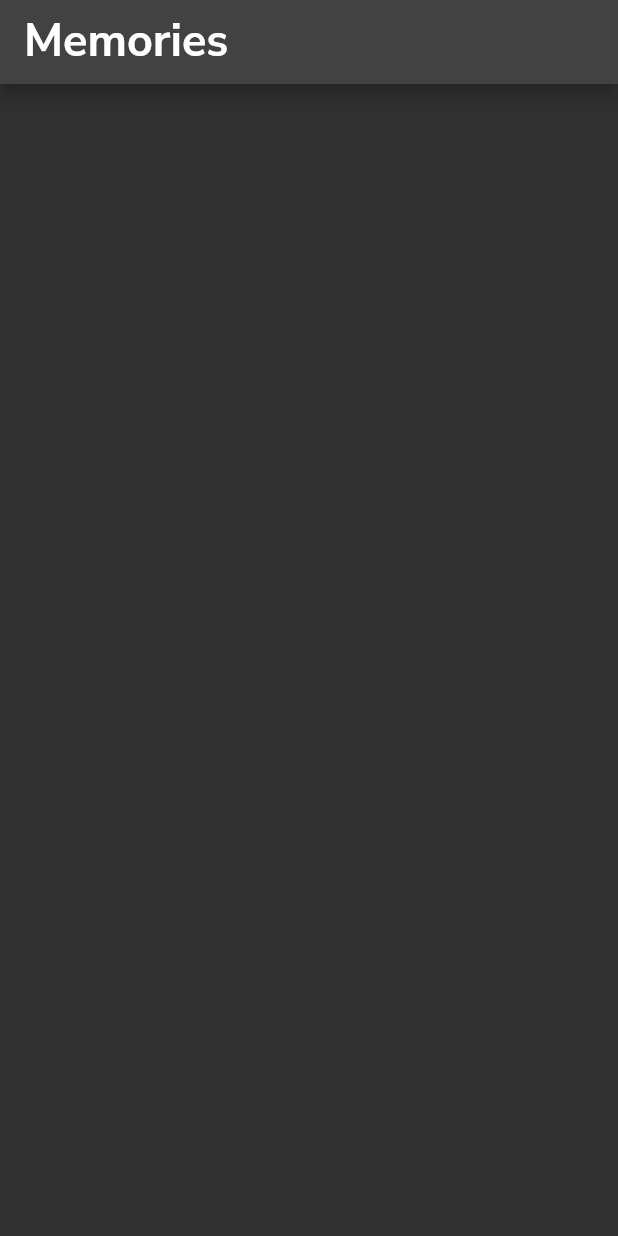
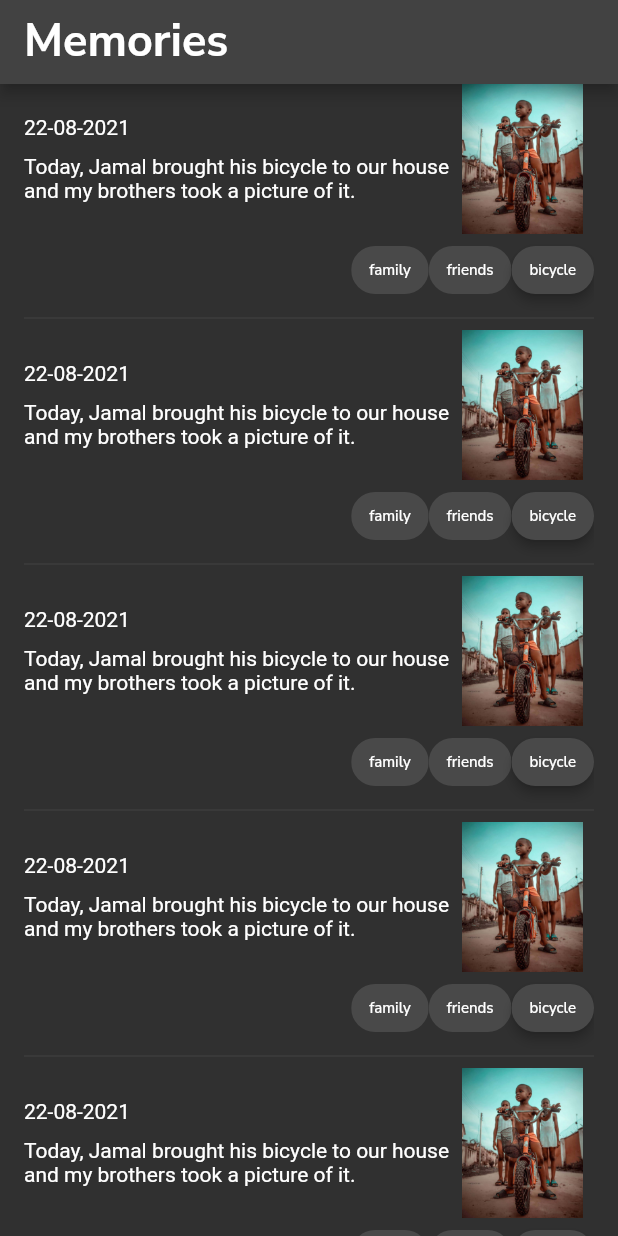
Before and after one commit to osobotu/memories, a Flutter app: the screen it shows after launch, on a phone screen of 412 x 824 dp. Run offline on Flutter 3.47's test engine with Material 2 defaults, Android fonts, the phone set to English and light mode, and no system bars; our stand-ins replace google_fonts.

Commit message:
decided to complete this project in the next two weeks - 1hr daily!

```diff
--- a/lib/main.dart
+++ b/lib/main.dart
@@ -17,7 +17,7 @@ class MemoriesApp extends StatelessWidget {
       debugShowCheckedModeBanner: false,
       title: 'Memories App',
       theme: theme,
-      home: Home(),
+      home: const Home(),
     );
   }
 }
--- a/lib/memories_theme.dart
+++ b/lib/memories_theme.dart
@@ -22,7 +22,7 @@ class MemoriesTheme {
       color: kLightThemeTextColor,
     ),
     headline3: GoogleFonts.nunitoSans(
-      fontSize: 8.0,
+      fontSize: 10.0,
       fontWeight: FontWeight.w500,
       color: kLightThemeTextColor,
     ),
@@ -45,7 +45,7 @@ class MemoriesTheme {
       color: kDarkThemeTextColor,
     ),
     headline3: GoogleFonts.nunitoSans(
-      fontSize: 8.0,
+      fontSize: 10.0,
       fontWeight: FontWeight.w500,
       color: kDarkThemeTextColor,
     ),
@@ -67,7 +67,7 @@ class MemoriesTheme {
     return ThemeData(
       brightness: Brightness.dark,
       primaryColor: Colors.blueGrey,
-      accentColor: Colors.pink[500],
+      accentColor: Colors.grey,
       textTheme: darkTextTheme,
     );
   }
--- a/lib/pages/home.dart
+++ b/lib/pages/home.dart
@@ -1,4 +1,5 @@
 import 'package:flutter/material.dart';
+import 'package:memories/widgets/memory_tile.dart';
 
 class Home extends StatefulWidget {
   const Home({Key? key}) : super(key: key);
@@ -17,10 +18,18 @@ class _HomeState extends State<Home> {
           style: Theme.of(context).textTheme.headline1,
         ),
       ),
+      body: Padding(
+        padding: const EdgeInsets.symmetric(horizontal: 16.0),
+        child: ListView(
+          children: [
+            MemoryTile(),
+            MemoryTile(),
+            MemoryTile(),
+            MemoryTile(),
+            MemoryTile(),
+          ],
+        ),
+      ),
     );
   }
 }
-
-screenWidth({required BuildContext context, double percent = 1.0}) {
-  return MediaQuery.of(context).size.width * percent;
-}
--- a/lib/widgets/memory_tile.dart
+++ b/lib/widgets/memory_tile.dart
@@ -1,7 +1,12 @@
 import 'package:flutter/material.dart';
 
+import 'package:memories/utlis/spacer.dart';
+
 class MemoryTile extends StatelessWidget {
-  const MemoryTile({Key? key}) : super(key: key);
+  const MemoryTile({
+    Key? key,
+  }) : super(key: key);
+  // final Memory memory;
 
   @override
   Widget build(BuildContext context) {
@@ -10,24 +15,34 @@ class MemoryTile extends StatelessWidget {
         children: [
           Container(
             child: Row(
+              mainAxisSize: MainAxisSize.max,
               children: [
                 Expanded(
+                  flex: 3,
                   child: Column(
+                    crossAxisAlignment: CrossAxisAlignment.start,
                     children: [
                       Text('22-08-2021'),
+                      const Yspacer(y: 10.0),
                       Text(
-                        'Today, Jamal brought his bicycle to my has and my brother took a picture of it.',
+                        'Today, Jamal brought his bicycle to our house and my brothers took a picture of it.',
                       )
                     ],
                   ),
                 ),
+                // TODO - Display image only if image is available
                 Expanded(
-                  child: Image.asset('images/image1.png'),
+                  flex: 1,
+                  child: Image(
+                    image: AssetImage('assets/images/image1.png'),
+                    height: 100,
+                  ),
                 ),
               ],
             ),
           ),
           Row(
+            mainAxisAlignment: MainAxisAlignment.end,
             children: [
               Chip(
                 label: Text('family'),
@@ -38,14 +53,14 @@ class MemoryTile extends StatelessWidget {
                 labelStyle: Theme.of(context).textTheme.headline3,
               ),
               Chip(
+                elevation: 3.0,
                 label: Text('bicycle'),
                 labelStyle: Theme.of(context).textTheme.headline3,
               ),
             ],
           ),
           Divider(
-            thickness: 2.0,
-            color: Theme.of(context).accentColor,
+            thickness: 0.5,
           )
         ],
       ),
```
